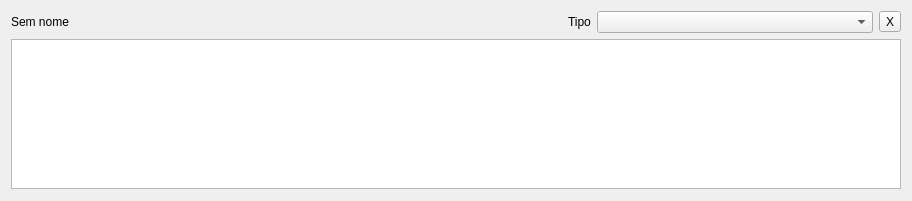
renatormc/dev_laudo_sinfweb, file fastdoc/gui_app/widgets/sobjects_by_pics/pics_organizer/organizer_obj/organizer_obj.ui: the form before one commit.
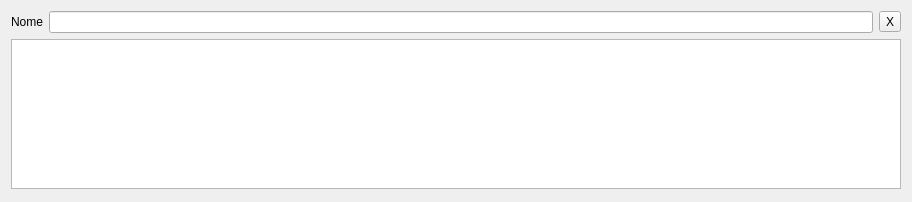
The form after the commit.

```diff
--- a/fastdoc/gui_app/widgets/sobjects_by_pics/pics_organizer/organizer_obj/organizer_obj.ui
+++ b/fastdoc/gui_app/widgets/sobjects_by_pics/pics_organizer/organizer_obj/organizer_obj.ui
@@ -7,7 +7,7 @@
     <x>0</x>
     <y>0</y>
     <width>912</width>
-    <height>201</height>
+    <height>202</height>
    </rect>
   </property>
   <property name="windowTitle">
@@ -15,23 +15,16 @@
   </property>
   <layout class="QVBoxLayout" name="verticalLayout">
    <item>
-    <layout class="QHBoxLayout" name="horizontalLayout" stretch="2,0,1,0">
-     <item>
-      <widget class="QLabel" name="lbl_name">
-       <property name="text">
-        <string>Sem nome</string>
-       </property>
-      </widget>
-     </item>
+    <layout class="QHBoxLayout" name="horizontalLayout" stretch="0,0,0">
      <item>
       <widget class="QLabel" name="label">
        <property name="text">
-        <string>Tipo</string>
+        <string>Nome</string>
        </property>
       </widget>
      </item>
      <item>
-      <widget class="QComboBox" name="cbx_type"/>
+      <widget class="QLineEdit" name="led_name"/>
      </item>
      <item>
       <widget class="QToolButton" name="btn_close">
```
